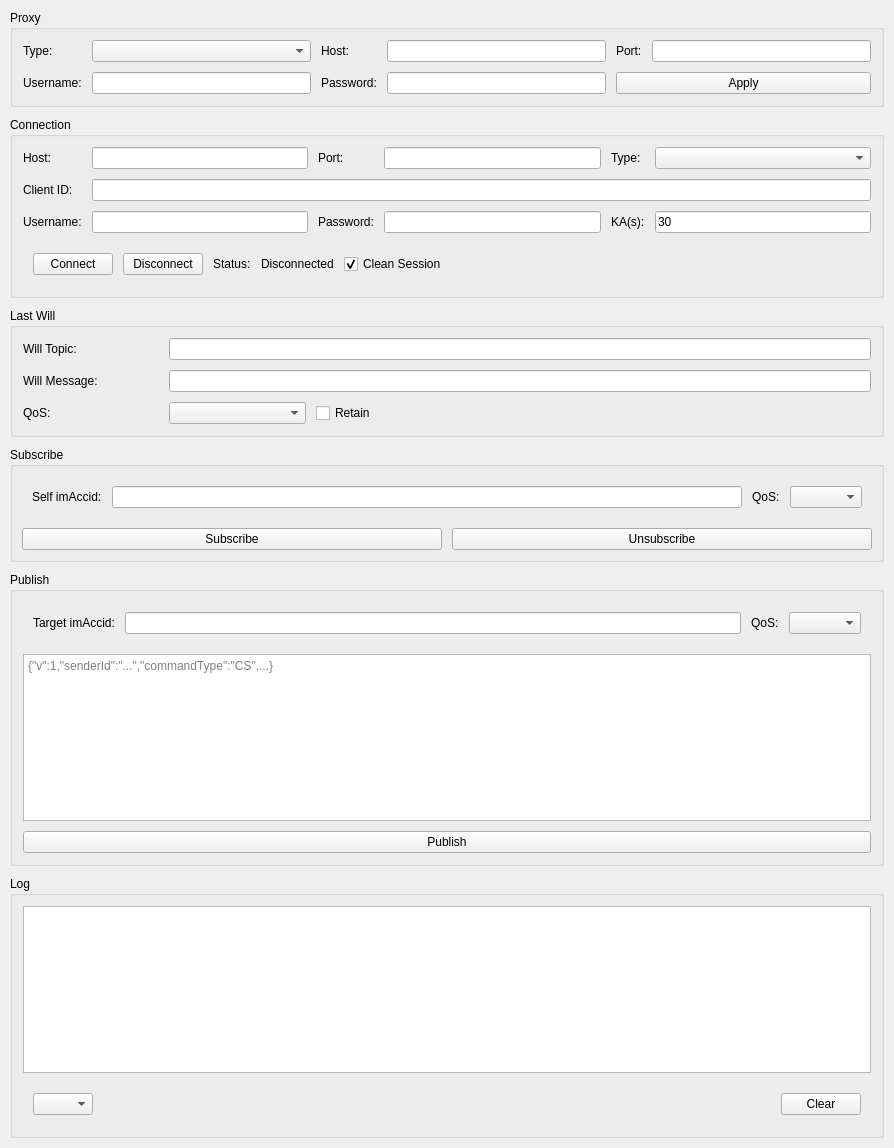
This is qt-demo/mqttclientwgt.ui in maenlong/qmqtt as Qt 5 draws it before an edit. The edited form follows.
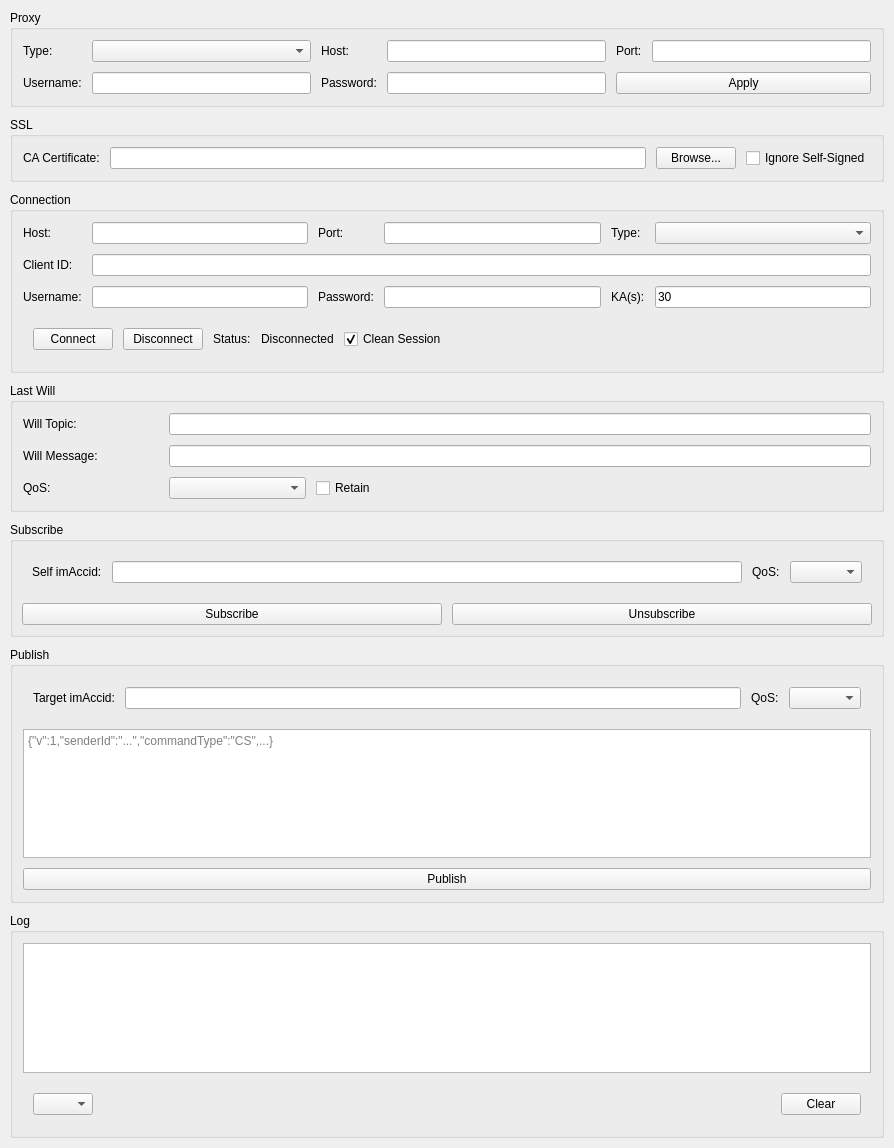
This is the edited form.

Patch:
```diff
--- a/qt-demo/mqttclientwgt.ui
+++ b/qt-demo/mqttclientwgt.ui
@@ -101,6 +101,45 @@
        </item>
       </layout>
      </widget>
+     </item>
+    <item>
+     <widget class="QGroupBox" name="sslGrp">
+      <property name="title">
+       <string>SSL</string>
+      </property>
+      <layout class="QHBoxLayout" name="sslLayout">
+       <property name="margin" stdset="0">
+        <number>10</number>
+       </property>
+       <property name="spacing">
+        <number>10</number>
+       </property>
+       <item>
+        <widget class="QLabel" name="sslCaCertTipLbl">
+         <property name="text">
+          <string>CA Certificate:</string>
+         </property>
+        </widget>
+       </item>
+       <item>
+        <widget class="QLineEdit" name="sslCaCertLet"/>
+       </item>
+       <item>
+        <widget class="QPushButton" name="browseCaCertBtn">
+         <property name="text">
+          <string>Browse...</string>
+         </property>
+        </widget>
+       </item>
+       <item>
+        <widget class="QCheckBox" name="ignoreSelfSignedCbk">
+         <property name="text">
+          <string>Ignore Self-Signed</string>
+         </property>
+        </widget>
+       </item>
+      </layout>
+     </widget>
     </item>
     <item>
      <widget class="QGroupBox" name="connectionGrp">
```
Left out of the diff: 3 changed lines with no effect on the pictures.
